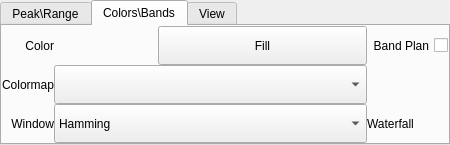
This is src/qtgui/dockfft.ui in shawnj007/gqrx-touch as Qt 5 draws it before an edit. The edited form follows.
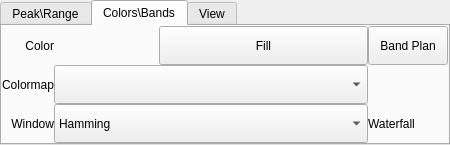
This is the edited form. The open tabs and pages were chosen to show the change. Icons and pictures are not drawn. Custom widgets are drawn as their Qt base class.

Commit message: Reverse Bookmark list, Propogate palette manually to widgets

```diff
--- a/src/qtgui/dockfft.ui
+++ b/src/qtgui/dockfft.ui
@@ -25,9 +25,424 @@
   <property name="maximumSize">
    <size>
     <width>524287</width>
-    <height>519</height>
+    <height>360</height>
    </size>
   </property>
+  <property name="palette">
+   <palette>
+    <active>
+     <colorrole role="WindowText">
+      <brush brushstyle="SolidPattern">
+       <color alpha="255">
+        <red>255</red>
+        <green>255</green>
+        <blue>255</blue>
+       </color>
+      </brush>
+     </colorrole>
+     <colorrole role="Button">
+      <brush brushstyle="SolidPattern">
+       <color alpha="255">
+        <red>46</red>
+        <green>52</green>
+        <blue>54</blue>
+       </color>
+      </brush>
+     </colorrole>
+     <colorrole role="Light">
+      <brush brushstyle="SolidPattern">
+       <color alpha="255">
+        <red>69</red>
+        <green>78</green>
+        <blue>81</blue>
+       </color>
+      </brush>
+     </colorrole>
+     <colorrole role="Midlight">
+      <brush brushstyle="SolidPattern">
+       <color alpha="255">
+        <red>57</red>
+        <green>65</green>
+        <blue>67</blue>
+       </color>
+      </brush>
+     </colorrole>
+     <colorrole role="Dark">
+      <brush brushstyle="SolidPattern">
+       <color alpha="255">
+        <red>23</red>
+        <green>26</green>
+        <blue>27</blue>
+       </color>
+      </brush>
+     </colorrole>
+     <colorrole role="Mid">
+      <brush brushstyle="SolidPattern">
+       <color alpha="255">
+        <red>31</red>
+        <green>35</green>
+        <blue>36</blue>
+       </color>
+      </brush>
+     </colorrole>
+     <colorrole role="Text">
+      <brush brushstyle="SolidPattern">
+       <color alpha="255">
+        <red>255</red>
+        <green>255</green>
+        <blue>255</blue>
+       </color>
+      </brush>
+     </colorrole>
+     <colorrole role="BrightText">
+      <brush brushstyle="SolidPattern">
+       <color alpha="255">
+        <red>255</red>
+        <green>255</green>
+        <blue>255</blue>
+       </color>
+      </brush>
+     </colorrole>
+     <colorrole role="ButtonText">
+      <brush brushstyle="SolidPattern">
+       <color alpha="255">
+        <red>255</red>
+        <green>255</green>
+        <blue>255</blue>
+       </color>
+      </brush>
+     </colorrole>
+     <colorrole role="Base">
+      <brush brushstyle="SolidPattern">
+       <color alpha="255">
+        <red>0</red>
+        <green>0</green>
+        <blue>0</blue>
+       </color>
+      </brush>
+     </colorrole>
+     <colorrole role="Window">
+      <brush brushstyle="SolidPattern">
+       <color alpha="255">
+        <red>46</red>
+        <green>52</green>
+        <blue>54</blue>
+       </color>
+      </brush>
+     </colorrole>
+     <colorrole role="Shadow">
+      <brush brushstyle="SolidPattern">
+       <color alpha="255">
+        <red>0</red>
+        <green>0</green>
+        <blue>0</blue>
+       </color>
+      </brush>
+     </colorrole>
+     <colorrole role="AlternateBase">
+      <brush brushstyle="SolidPattern">
+       <color alpha="255">
+        <red>23</red>
+        <green>26</green>
+        <blue>27</blue>
+       </color>
+      </brush>
+     </colorrole>
+     <colorrole role="ToolTipBase">
+      <brush brushstyle="SolidPattern">
+       <color alpha="255">
+        <red>255</red>
+        <green>255</green>
+        <blue>220</blue>
+       </color>
+      </brush>
+     </colorrole>
+     <colorrole role="ToolTipText">
+      <brush brushstyle="SolidPattern">
+       <color alpha="255">
+        <red>0</red>
+        <green>0</green>
+        <blue>0</blue>
+       </color>
+      </brush>
+     </colorrole>
+    </active>
+    <inactive>
+     <colorrole role="WindowText">
+      <brush brushstyle="SolidPattern">
+       <color alpha="255">
+        <red>0</red>
+        <green>0</green>
+        <blue>0</blue>
+       </color>
+      </brush>
+     </colorrole>
+     <colorrole role="Button">
+      <brush brushstyle="SolidPattern">
+       <color alpha="255">
+        <red>239</red>
+        <green>239</green>
+        <blue>239</blue>
+       </color>
+      </brush>
+     </colorrole>
+     <colorrole role="Light">
+      <brush brushstyle="SolidPattern">
+       <color alpha="255">
+        <red>255</red>
+        <green>255</green>
+        <blue>255</blue>
+       </color>
+      </brush>
+     </colorrole>
+     <colorrole role="Midlight">
+      <brush brushstyle="SolidPattern">
+       <color alpha="255">
+        <red>202</red>
+        <green>202</green>
+        <blue>202</blue>
+       </color>
+      </brush>
+     </colorrole>
+     <colorrole role="Dark">
+      <brush brushstyle="SolidPattern">
+       <color alpha="255">
+        <red>159</red>
+        <green>159</green>
+        <blue>159</blue>
+       </color>
+      </brush>
+     </colorrole>
+     <colorrole role="Mid">
+      <brush brushstyle="SolidPattern">
+       <color alpha="255">
+        <red>184</red>
+        <green>184</green>
+        <blue>184</blue>
+       </color>
+      </brush>
+     </colorrole>
+     <colorrole role="Text">
+      <brush brushstyle="SolidPattern">
+       <color alpha="255">
+        <red>0</red>
+        <green>0</green>
+        <blue>0</blue>
+       </color>
+      </brush>
+     </colorrole>
+     <colorrole role="BrightText">
+      <brush brushstyle="SolidPattern">
+       <color alpha="255">
+        <red>255</red>
+        <green>255</green>
+        <blue>255</blue>
+       </color>
+      </brush>
+     </colorrole>
+     <colorrole role="ButtonText">
+      <brush brushstyle="SolidPattern">
+       <color alpha="255">
+        <red>0</red>
+        <green>0</green>
+        <blue>0</blue>
+       </color>
+      </brush>
+     </colorrole>
+     <colorrole role="Base">
+      <brush brushstyle="SolidPattern">
+       <color alpha="255">
+        <red>255</red>
+        <green>255</green>
+        <blue>255</blue>
+       </color>
+      </brush>
+     </colorrole>
+     <colorrole role="Window">
+      <brush brushstyle="SolidPattern">
+       <color alpha="255">
+        <red>239</red>
+        <green>239</green>
+        <blue>239</blue>
+       </color>
+      </brush>
+     </colorrole>
+     <colorrole role="Shadow">
+      <brush brushstyle="SolidPattern">
+       <color alpha="255">
+        <red>118</red>
+        <green>118</green>
+        <blue>118</blue>
+       </color>
+      </brush>
+     </colorrole>
+     <colorrole role="AlternateBase">
+      <brush brushstyle="SolidPattern">
+       <color alpha="255">
+        <red>247</red>
+        <green>247</green>
+        <blue>247</blue>
+       </color>
+      </brush>
+     </colorrole>
+     <colorrole role="ToolTipBase">
+      <brush brushstyle="SolidPattern">
+       <color alpha="255">
+        <red>255</red>
+        <green>255</green>
+        <blue>220</blue>
+       </color>
+      </brush>
+     </colorrole>
+     <colorrole role="ToolTipText">
+      <brush brushstyle="SolidPattern">
+       <color alpha="255">
+        <red>0</red>
+        <green>0</green>
+        <blue>0</blue>
+       </color>
+      </brush>
+     </colorrole>
+    </inactive>
+    <disabled>
+     <colorrole role="WindowText">
+      <brush brushstyle="SolidPattern">
+       <color alpha="255">
+        <red>23</red>
+        <green>26</green>
+        <blue>27</blue>
+       </color>
+      </brush>
+     </colorrole>
+     <colorrole role="Button">
+      <brush brushstyle="SolidPattern">
+       <color alpha="255">
+        <red>46</red>
+        <green>52</green>
+        <blue>54</blue>
+       </color>
+      </brush>
+     </colorrole>
+     <colorrole role="Light">
+      <brush brushstyle="SolidPattern">
+       <color alpha="255">
+        <red>69</red>
+        <green>78</green>
+        <blue>81</blue>
+       </color>
+      </brush>
+     </colorrole>
+     <colorrole role="Midlight">
+      <brush brushstyle="SolidPattern">
+       <color alpha="255">
+        <red>57</red>
+        <green>65</green>
+        <blue>67</blue>
+       </color>
+      </brush>
+     </colorrole>
+     <colorrole role="Dark">
+      <brush brushstyle="SolidPattern">
+       <color alpha="255">
+        <red>23</red>
+        <green>26</green>
+        <blue>27</blue>
+       </color>
+      </brush>
+     </colorrole>
+     <colorrole role="Mid">
+      <brush brushstyle="SolidPattern">
+       <color alpha="255">
+        <red>31</red>
+        <green>35</green>
+        <blue>36</blue>
+       </color>
+      </brush>
+     </colorrole>
+     <colorrole role="Text">
+      <brush brushstyle="SolidPattern">
+       <color alpha="255">
+        <red>23</red>
+        <green>26</green>
+        <blue>27</blue>
+       </color>
+      </brush>
+     </colorrole>
+     <colorrole role="BrightText">
+      <brush brushstyle="SolidPattern">
+       <color alpha="255">
+        <red>255</red>
+        <green>255</green>
+        <blue>255</blue>
+       </color>
+      </brush>
+     </colorrole>
+     <colorrole role="ButtonText">
+      <brush brushstyle="SolidPattern">
+       <color alpha="255">
+        <red>23</red>
+        <green>26</green>
+        <blue>27</blue>
+       </color>
+      </brush>
+     </colorrole>
+     <colorrole role="Base">
+      <brush brushstyle="SolidPattern">
+       <color alpha="255">
+        <red>46</red>
+        <green>52</green>
+        <blue>54</blue>
+       </color>
+      </brush>
+     </colorrole>
+     <colorrole role="Window">
+      <brush brushstyle="SolidPattern">
+       <color alpha="255">
+        <red>46</red>
+        <green>52</green>
+        <blue>54</blue>
+       </color>
+      </brush>
+     </colorrole>
+     <colorrole role="Shadow">
+      <brush brushstyle="SolidPattern">
+       <color alpha="255">
+        <red>177</red>
+        <green>177</green>
+        <blue>177</blue>
+       </color>
+      </brush>
+     </colorrole>
+     <colorrole role="AlternateBase">
+      <brush brushstyle="SolidPattern">
+       <color alpha="255">
+        <red>247</red>
+        <green>247</green>
+        <blue>247</blue>
+       </color>
+      </brush>
+     </colorrole>
+     <colorrole role="ToolTipBase">
+      <brush brushstyle="SolidPattern">
+       <color alpha="255">
+        <red>255</red>
+        <green>255</green>
+        <blue>220</blue>
+       </color>
+      </brush>
+     </colorrole>
+     <colorrole role="ToolTipText">
+      <brush brushstyle="SolidPattern">
+       <color alpha="255">
+        <red>0</red>
+        <green>0</green>
+        <blue>0</blue>
+       </color>
+      </brush>
+     </colorrole>
+    </disabled>
+   </palette>
+  </property>
   <property name="windowIcon">
    <iconset resource="../../resources/icons.qrc">
     <normaloff>:/icons/icons/signal.svg</normaloff>:/icons/icons/signal.svg</iconset>
@@ -60,7 +475,7 @@
    <property name="maximumSize">
     <size>
      <width>16777215</width>
-     <height>500</height>
+     <height>360</height>
     </size>
    </property>
    <layout class="QVBoxLayout" name="verticalLayout_2">
@@ -1013,7 +1428,7 @@
             </widget>
            </item>
            <item row="0" column="4">
-            <widget class="QCheckBox" name="bandPlanCheckbox">
+            <widget class="QPushButton" name="bandPlanCheckbox">
              <property name="sizePolicy">
               <sizepolicy hsizetype="MinimumExpanding" vsizetype="MinimumExpanding">
                <horstretch>0</horstretch>
@@ -1048,6 +1463,9 @@
              <property name="text">
               <string>Band Plan</string>
              </property>
+             <property name="checkable">
+              <bool>true</bool>
+             </property>
             </widget>
            </item>
           </layout>
```
The commit also changes 7 other files.
